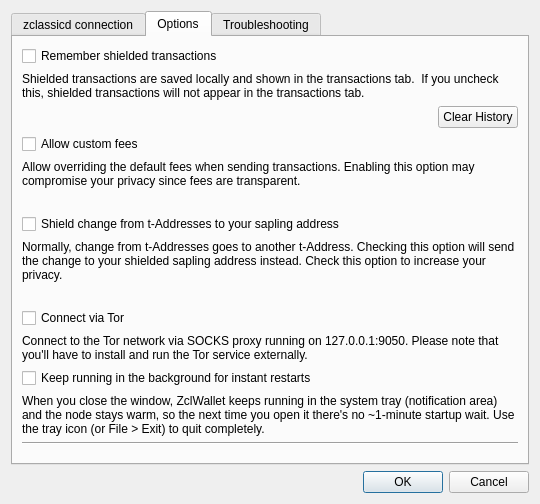
The window that src/settings.ui (ZclassicCommunity/zcl-qt-wallet) describes before a commit, drawn with Qt 5.
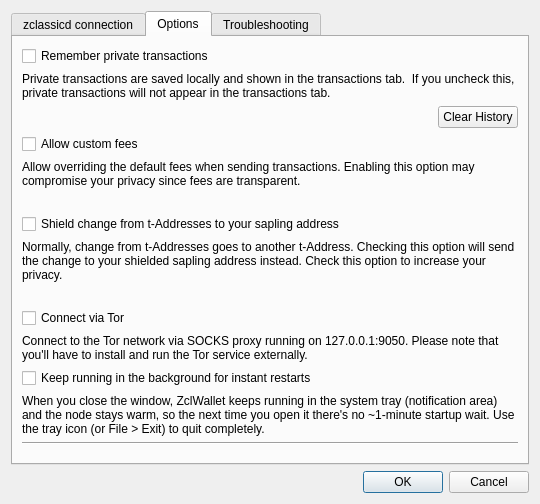
The same window after the commit. The open tabs and pages were chosen to show the change.

Commit message: wallet(P2 polish): clean synced status, "Private" vocabulary, group-title sizing

What changed in the file:
```diff
--- a/src/settings.ui
+++ b/src/settings.ui
@@ -165,7 +165,7 @@
        <item row="1" column="0" colspan="2">
         <widget class="QLabel" name="label_5">
          <property name="text">
-          <string>Shielded transactions are saved locally and shown in the transactions tab.  If you uncheck this, shielded transactions will not appear in the transactions tab.</string>
+          <string>Private transactions are saved locally and shown in the transactions tab.  If you uncheck this, private transactions will not appear in the transactions tab.</string>
          </property>
          <property name="wordWrap">
           <bool>true</bool>
@@ -188,7 +188,7 @@
        <item row="0" column="0" colspan="2">
         <widget class="QCheckBox" name="chkSaveTxs">
          <property name="text">
-          <string>Remember shielded transactions</string>
+          <string>Remember private transactions</string>
          </property>
         </widget>
        </item>
```
The commit also changes 5 other files.
